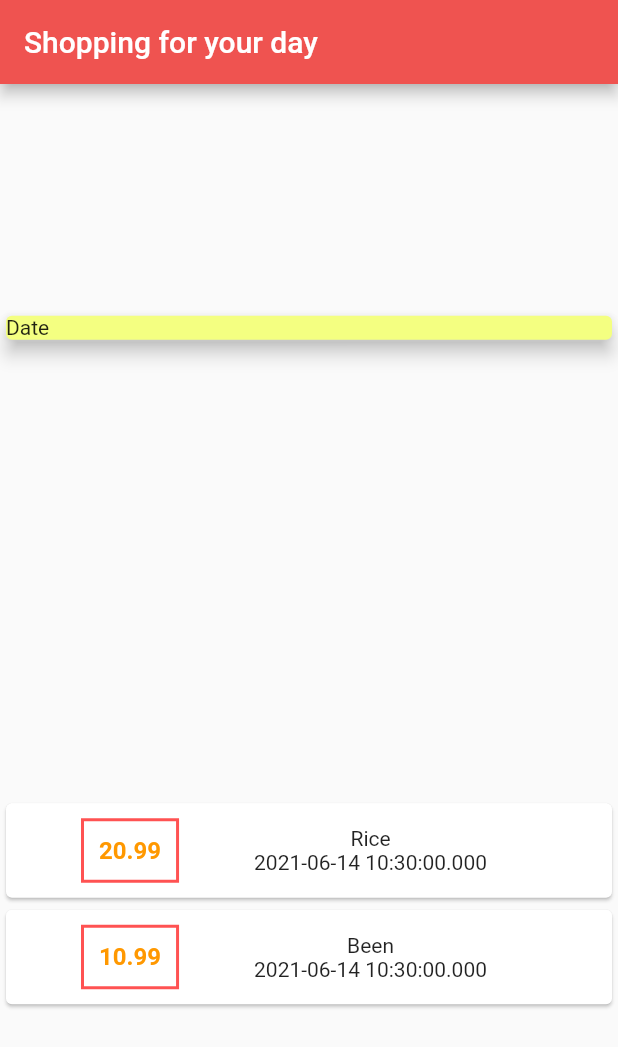
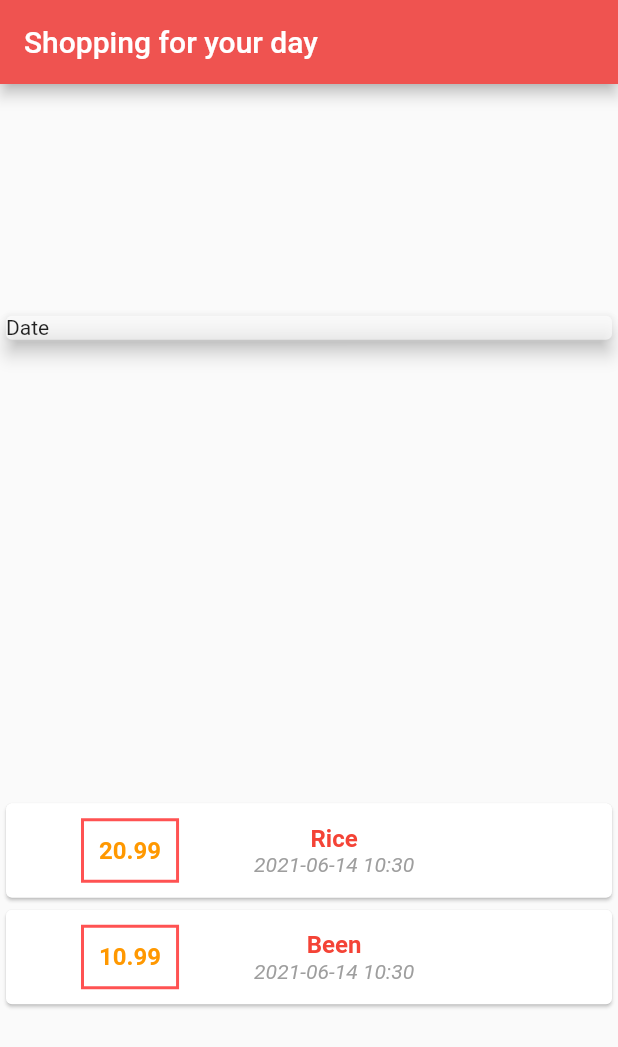
Before and after one commit to Daniel-Fonseca-da-Silva/Project-Supermarket, a Flutter app: the screen it shows after launch, on a phone screen of 412 x 824 dp. Shown: the top 1047 px of the screen. Run offline on Flutter 3.47's test engine with Material 2 defaults, Android fonts, the phone set to English and light mode, and no system bars.

Commit message:
Added the color to name, changed font date and also color

```diff
--- a/lib/main.dart
+++ b/lib/main.dart
@@ -34,7 +34,7 @@ class MyHomePage extends StatelessWidget {
           children: [
             Container(
               child: Card(
-                  color: Colors.limeAccent[100],
+                  color: Colors.white60,
                   child: Text('Date'),
                   elevation: 5),
             ),
@@ -49,15 +49,28 @@ class MyHomePage extends StatelessWidget {
                         border: Border.all(color: Colors.redAccent, width: 2)),
                     padding: EdgeInsets.all(10),
                     child: Text(tr.value.toString(),
-                      style: TextStyle(
-                        fontWeight: FontWeight.bold,
-                        fontSize: 16,
-                        color: Colors.orange
-                      )
-                    ),
+                        style: TextStyle(
+                            fontWeight: FontWeight.bold,
+                            fontSize: 16,
+                            color: Colors.orange)),
                   ),
                   Column(
-                    children: [Text(tr.name), Text(tr.date.toString())],
+                    children: [
+                      Text(
+                        tr.name,
+                        style: TextStyle(
+                            fontWeight: FontWeight.bold,
+                            fontSize: 16,
+                            color: Colors.red),
+                      ),
+                      Text(
+                        tr.date.toString().substring(0,16),
+                        style: TextStyle(
+                            fontStyle: FontStyle.italic,
+                            fontSize: 14,
+                            color: Colors.grey),
+                      )
+                    ],
                   )
                 ]));
               }).toList(),
```
